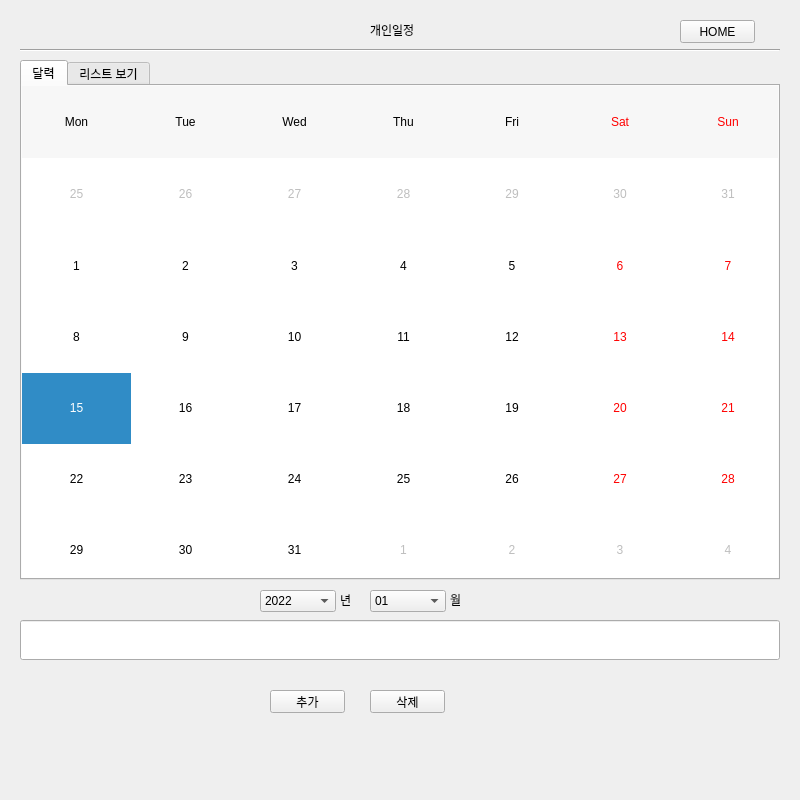
Before: the Qt Designer form user.ui in jungyeonwoo265/BeaCon, drawn with Qt 5.
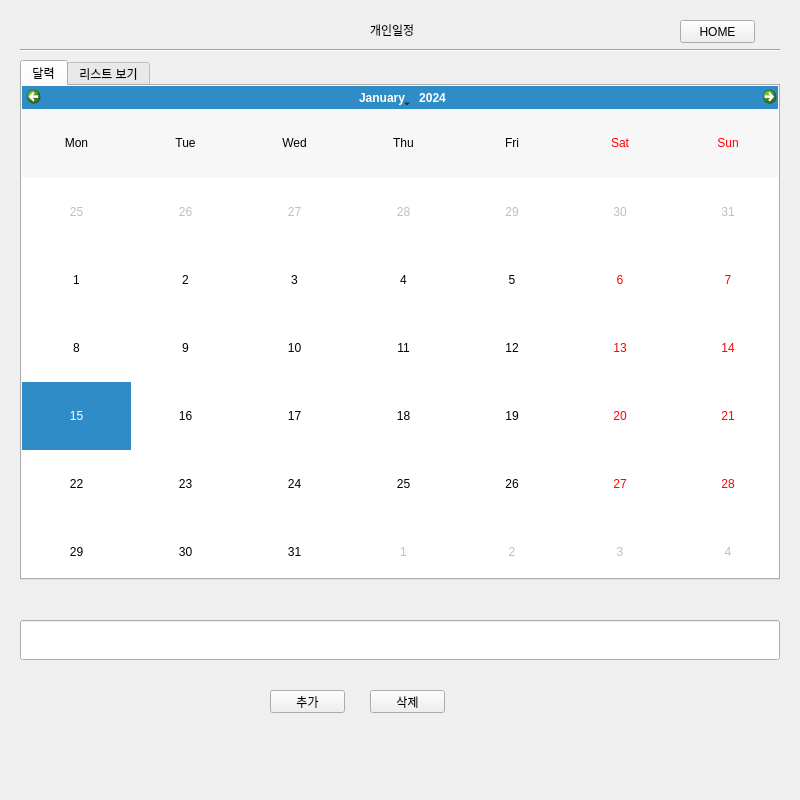
After: the same form once the commit is applied. The open tabs and pages were chosen to show the change.

```diff
--- a/user.ui
+++ b/user.ui
@@ -1131,7 +1131,7 @@
         <enum>QCalendarWidget::NoVerticalHeader</enum>
        </property>
        <property name="navigationBarVisible">
-        <bool>false</bool>
+        <bool>true</bool>
        </property>
        <property name="dateEditEnabled">
         <bool>true</bool>
@@ -1154,67 +1154,6 @@
       </widget>
      </widget>
     </widget>
-    <widget class="QLabel" name="label_57">
-     <property name="geometry">
-      <rect>
-       <x>340</x>
-       <y>590</y>
-       <width>31</width>
-       <height>20</height>
-      </rect>
-     </property>
-     <property name="text">
-      <string>년</string>
-     </property>
-    </widget>
-    <widget class="QLabel" name="label_58">
-     <property name="geometry">
-      <rect>
-       <x>450</x>
-       <y>590</y>
-       <width>31</width>
-       <height>20</height>
-      </rect>
-     </property>
-     <property name="text">
-      <string>월</string>
-     </property>
-    </widget>
-    <widget class="QComboBox" name="cb_year_page4">
-     <property name="geometry">
-      <rect>
-       <x>260</x>
-       <y>590</y>
-       <width>76</width>
-       <height>22</height>
-      </rect>
-     </property>
-     <item>
-      <property name="text">
-       <string>2022</string>
-      </property>
-     </item>
-     <item>
-      <property name="text">
-       <string>2023</string>
-      </property>
-     </item>
-    </widget>
-    <widget class="QComboBox" name="cb_month_page4">
-     <property name="geometry">
-      <rect>
-       <x>370</x>
-       <y>590</y>
-       <width>76</width>
-       <height>22</height>
-      </rect>
-     </property>
-     <item>
-      <property name="text">
-       <string>01</string>
-      </property>
-     </item>
-    </widget>
     <widget class="QLineEdit" name="le_input_page4">
      <property name="geometry">
       <rect>
```
Left out of the diff: 63 changed lines with no effect on the pictures.
